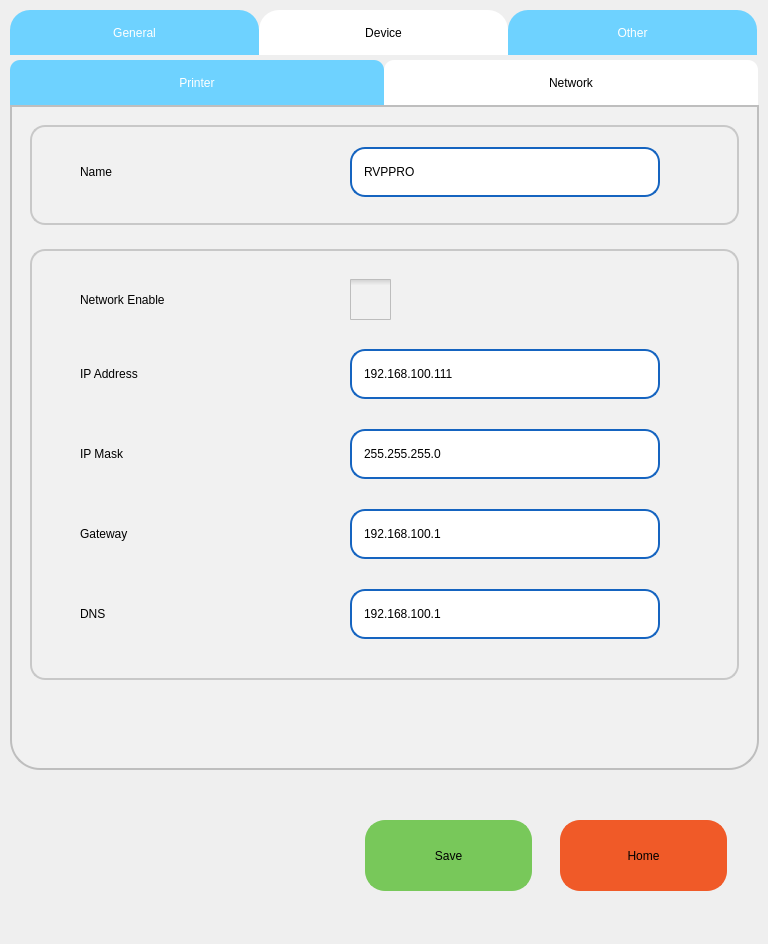
Before: the Qt Designer form pApp-22-June-2021/sgeneralsetup.ui in ChandraMVE/PSSC_QT_Development, drawn with Qt 5.
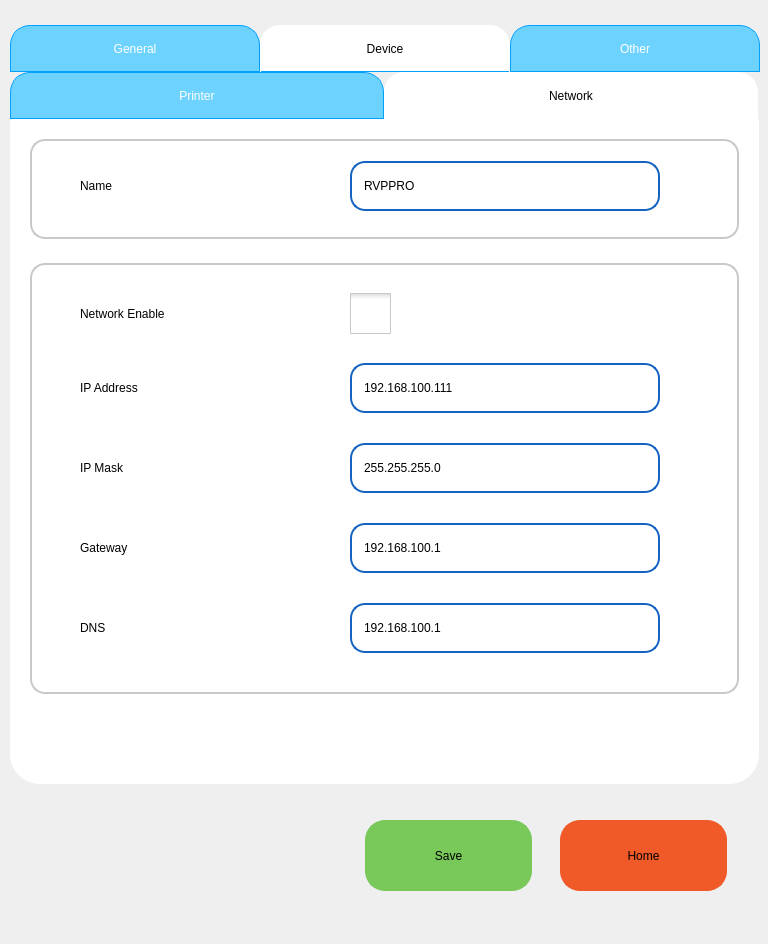
After: the same form once the commit is applied. The open tabs and pages were chosen to show the change. Icons and pictures are not drawn. Custom widgets are drawn as their Qt base class.

Diff of the .ui file:
```diff
--- a/pApp-22-June-2021/sgeneralsetup.ui
+++ b/pApp-22-June-2021/sgeneralsetup.ui
@@ -144,7 +144,7 @@
    <property name="geometry">
     <rect>
      <x>10</x>
-     <y>10</y>
+     <y>25</y>
      <width>759</width>
      <height>763</height>
     </rect>
@@ -181,10 +181,10 @@
 
     padding: 2px;
     height:41px;
-   	width: 245px;
+   	width: 243.5px;
 
-border-width: 0px;
-border-color: rgb(21, 100, 192);
+border-width: 0.5px;
+border-color: rgb(0, 160, 255);
 border-style: solid;
 
 font: 75 20pt &quot;Roboto Medium&quot;;
@@ -197,10 +197,12 @@
 
 QTabBar::tab:selected {
 		/*background-color: rgb(190, 190, 190);*/
+border-width: 0.5px;
 	background-color: rgb(255, 255, 255);
-    border-color: #9B9B9B;
-    border-bottom-color: #C2C7CB; /* same as pane color */
+    border-color: rgb(255, 255, 255);
+    border-bottom-color: rgb(255, 255, 255); /* same as pane color */
 /* border: 0px;*/
+	border-bottom-color: rgb(0, 160, 255);
 color: rgb(0, 0, 0);
 	outline: none;
 }
@@ -1390,9 +1392,9 @@
      <property name="geometry">
       <rect>
        <x>0</x>
-       <y>5</y>
+       <y>0</y>
        <width>749</width>
-       <height>760</height>
+       <height>761</height>
       </rect>
      </property>
      <property name="focusPolicy">
@@ -1410,7 +1412,7 @@
     border-bottom-left-radius: 30px;
    border-bottom-right-radius: 30px;
     border-top-right-radius: 30px;
-	outline: none;
+/*	outline: none;*/
 
 
 }
@@ -1426,15 +1428,15 @@
 
     border: 0px solid #C4C4C3;
     border-bottom-color: #C2C7CB; /* same as the pane color */
-    border-top-left-radius: 10px;
-    border-top-right-radius: 10px;
+    border-top-left-radius: 20px;
+    border-top-right-radius: 20px;
 
     padding: 2px;
     height:41px;
-   width: 370px;
+   width: 367.5px;
 
-border-width: 0px;
-border-color: rgb(21, 100, 192);
+border-width: 0.5px;
+border-color: rgb(0, 160, 255);
 border-style: solid;
 
 font: 75 16pt &quot;Roboto Medium&quot;;
@@ -1447,13 +1449,14 @@
 
 QTabBar::tab:selected {
 		/*background-color: rgb(190, 190, 190);*/
+border-width: 0.5px;
 	background-color: rgb(255, 255, 255);
-    border-color: #9B9B9B;
-    border-bottom-color: #C2C7CB; /* same as pane color */
- border: 0px;
+    border-color: rgb(255, 255, 255);
+    border-bottom-color: rgb(255, 255, 255); /* same as pane color */
+/* border: 0px;*/
 color: rgb(0, 0, 0);
 	outline: none;
-	border: none;
+/*	border: none;*/
 }
 </string>
      </property>
@@ -2856,8 +2859,8 @@
         </rect>
        </property>
        <property name="styleSheet">
-        <string notr="true">background-color: rgb(241, 241, 241);
-	 border: 2px solid #C4C4C3;
+        <string notr="true">background-color: rgb(255, 255, 255);
+	 border: 0px solid #C4C4C3;
     border-bottom-color: #C2C7CB; /* same as the pane color */
     border-bottom-left-radius: 30px;
 border-bottom-right-radius: 30px;
@@ -2994,7 +2997,7 @@
 }
 
 QLineEdit:read-only {
-	background-color: rgb(190, 190, 190);
+	background-color: rgb(241, 241, 241);
 }
 QLineEdit[error=true] {
 border-color: red;
@@ -3040,7 +3043,7 @@
 }
 
 QLineEdit:read-only {
-	background-color: rgb(190, 190, 190);
+	background-color: rgb(241, 241, 241);
 }
 QLineEdit[error=true] {
 border-color: red;
@@ -3083,7 +3086,7 @@
 }
 
 QLineEdit:read-only {
-	background-color: rgb(190, 190, 190);
+	background-color: rgb(241, 241, 241);
 }
 QLineEdit[error=true] {
 border-color: red;
@@ -3126,7 +3129,7 @@
 }
 
 QLineEdit:read-only {
-	background-color: rgb(190, 190, 190);
+	background-color: rgb(241, 241, 241);
 }
 QLineEdit[error=true] {
 border-color: red;
```
Left out of the diff: 41 changed lines with no effect on the pictures.
